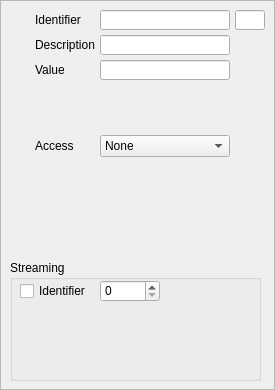
Above: tinyember/TinyEmberPlus/StringView.ui from Lawo/ember-plus before the change. Below: the same form after it.
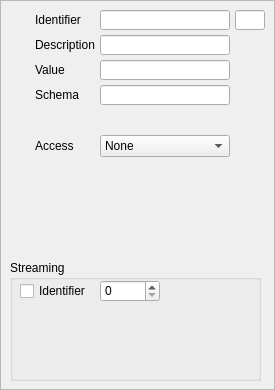
That is the form after the change. Icons and pictures are not drawn.

Commit message: TinyEmber: Added the possibility to set a schema identifier.

```diff
--- a/tinyember/TinyEmberPlus/StringView.ui
+++ b/tinyember/TinyEmberPlus/StringView.ui
@@ -288,6 +288,32 @@
     </property>
    </widget>
   </widget>
+  <widget class="QLabel" name="label_17">
+   <property name="geometry">
+    <rect>
+     <x>35</x>
+     <y>85</y>
+     <width>60</width>
+     <height>20</height>
+    </rect>
+   </property>
+   <property name="text">
+    <string>Schema</string>
+   </property>
+  </widget>
+  <widget class="QLineEdit" name="schemaText">
+   <property name="geometry">
+    <rect>
+     <x>100</x>
+     <y>85</y>
+     <width>130</width>
+     <height>20</height>
+    </rect>
+   </property>
+   <property name="readOnly">
+    <bool>false</bool>
+   </property>
+  </widget>
  </widget>
  <resources>
   <include location="TinyEmberPlus.qrc"/>
```
Left out of the diff: 17 changed lines with no effect on the pictures. The commit also changes 28 other files.
